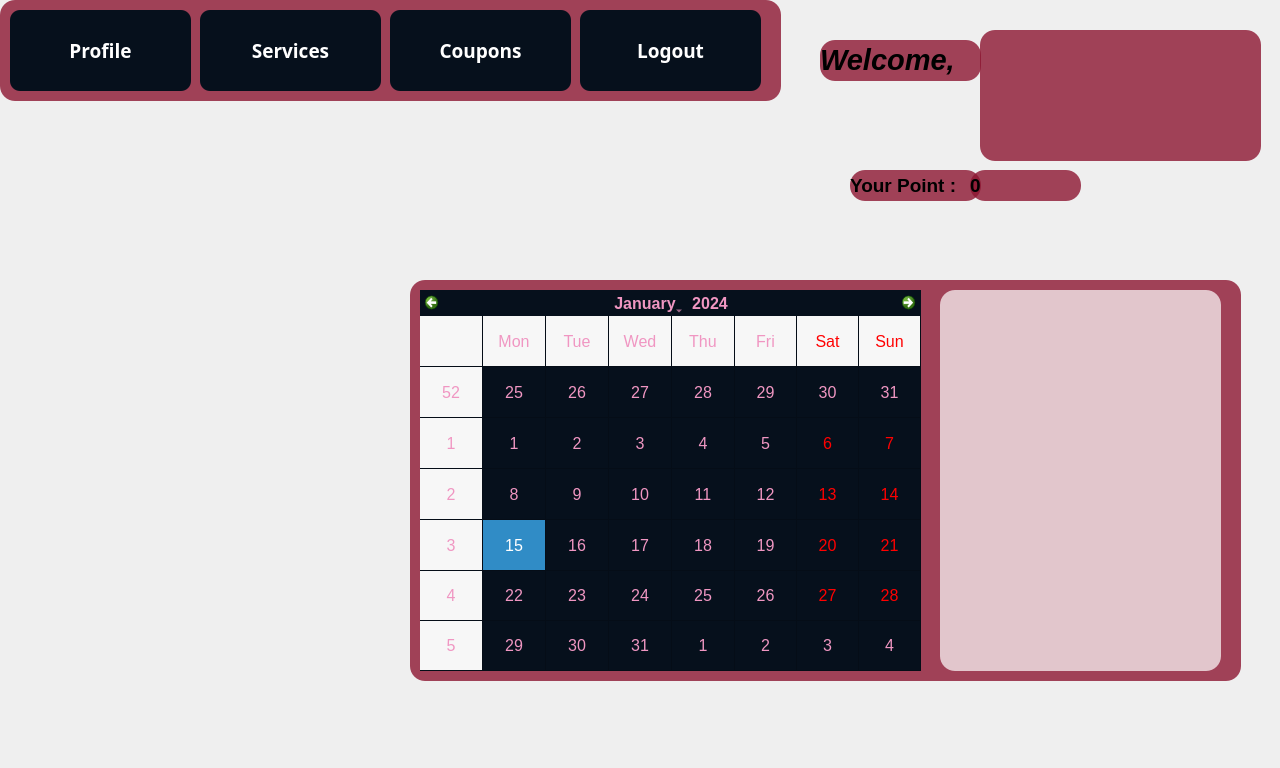
The window that consumer.ui (ShadiMi/Group27_hApp_project) describes before a commit, drawn with Qt 5.
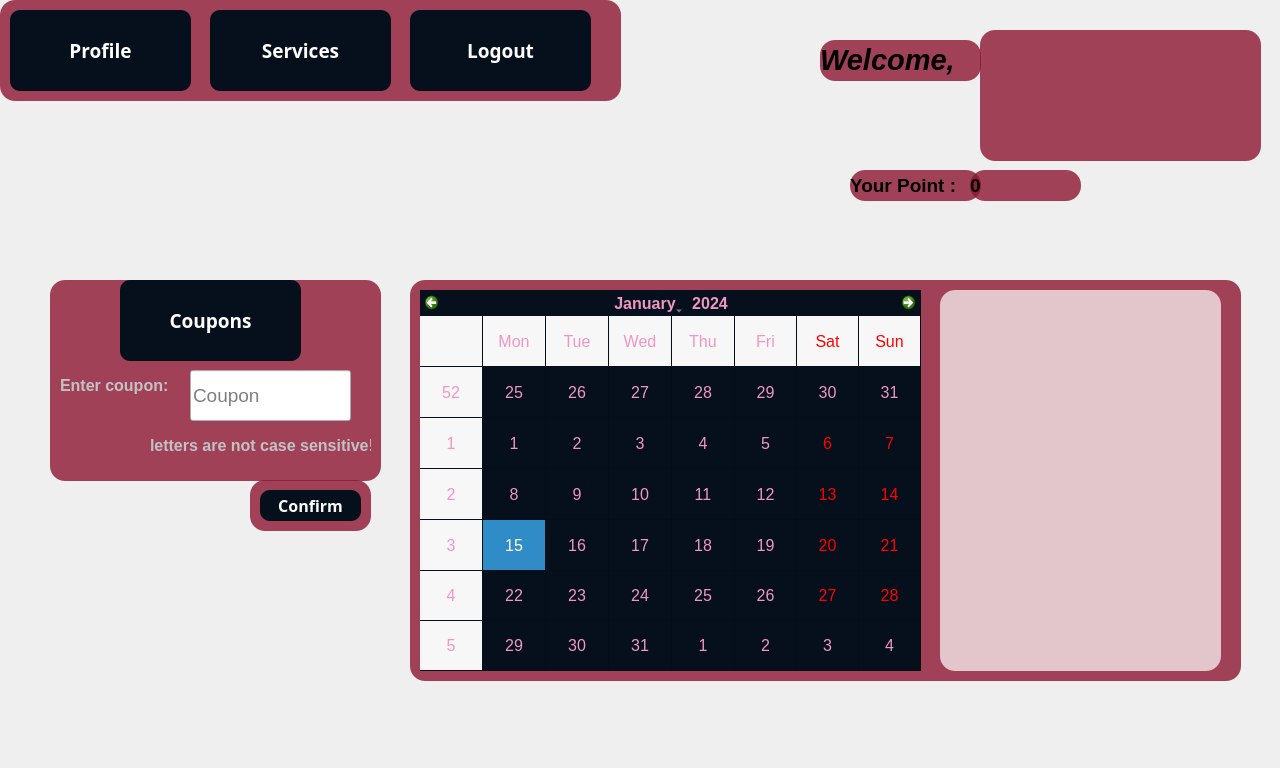
The same window after the commit.

Commit message: add consumer coupon, admin points additon functionalities, updated some design

Diff of the .ui file:
```diff
--- a/consumer.ui
+++ b/consumer.ui
@@ -189,7 +189,7 @@
     <rect>
      <x>0</x>
      <y>0</y>
-     <width>781</width>
+     <width>621</width>
      <height>101</height>
     </rect>
    </property>
@@ -241,7 +241,7 @@
    <widget class="QPushButton" name="cservicesB">
     <property name="geometry">
      <rect>
-      <x>200</x>
+      <x>210</x>
       <y>10</y>
       <width>181</width>
       <height>81</height>
@@ -251,7 +251,6 @@
      <font>
       <family>century gothic</family>
       <pointsize>14</pointsize>
-      <weight>75</weight>
       <bold>true</bold>
      </font>
     </property>
@@ -277,49 +276,10 @@
      <string>Services</string>
     </property>
    </widget>
-   <widget class="QPushButton" name="ccoupon">
-    <property name="geometry">
-     <rect>
-      <x>390</x>
-      <y>10</y>
-      <width>181</width>
-      <height>81</height>
-     </rect>
-    </property>
-    <property name="font">
-     <font>
-      <family>century gothic</family>
-      <pointsize>14</pointsize>
-      <weight>75</weight>
-      <bold>true</bold>
-     </font>
-    </property>
-    <property name="styleSheet">
-     <string notr="true">QPushButton
-{
-color:white;
-border-radius:10px;
-}
-QPushButton:hover
-{
-color:#333;
-border-radius:10px;
-background:#49ebff;
-}
-QPushButton
-
-{
-background:rgba(6, 16, 28,1);
-}</string>
-    </property>
-    <property name="text">
-     <string>Coupons</string>
-    </property>
-   </widget>
    <widget class="QPushButton" name="clogout">
     <property name="geometry">
      <rect>
-      <x>580</x>
+      <x>410</x>
       <y>10</y>
       <width>181</width>
       <height>81</height>
@@ -329,7 +289,6 @@
      <font>
       <family>century gothic</family>
       <pointsize>14</pointsize>
-      <weight>75</weight>
       <bold>true</bold>
      </font>
     </property>
@@ -356,6 +315,167 @@
     </property>
    </widget>
   </widget>
+  <widget class="QFrame" name="frame_3">
+   <property name="geometry">
+    <rect>
+     <x>50</x>
+     <y>280</y>
+     <width>331</width>
+     <height>201</height>
+    </rect>
+   </property>
+   <property name="frameShape">
+    <enum>QFrame::StyledPanel</enum>
+   </property>
+   <property name="frameShadow">
+    <enum>QFrame::Raised</enum>
+   </property>
+   <widget class="QLineEdit" name="couponF">
+    <property name="geometry">
+     <rect>
+      <x>140</x>
+      <y>90</y>
+      <width>161</width>
+      <height>51</height>
+     </rect>
+    </property>
+    <property name="font">
+     <font>
+      <pointsize>14</pointsize>
+      <bold>false</bold>
+     </font>
+    </property>
+    <property name="placeholderText">
+     <string>Coupon</string>
+    </property>
+   </widget>
+   <widget class="QLabel" name="cpnL">
+    <property name="geometry">
+     <rect>
+      <x>10</x>
+      <y>90</y>
+      <width>131</width>
+      <height>31</height>
+     </rect>
+    </property>
+    <property name="styleSheet">
+     <string notr="true">background:transparent
+</string>
+    </property>
+    <property name="text">
+     <string>&lt;html&gt;&lt;head/&gt;&lt;body&gt;&lt;p&gt;&lt;span style=&quot; font-size:12pt; font-weight:700; color:#c2c2c2;&quot;&gt;Enter coupon:&lt;/span&gt;&lt;/p&gt;&lt;/body&gt;&lt;/html&gt;</string>
+    </property>
+   </widget>
+   <widget class="QPushButton" name="ccoupon">
+    <property name="geometry">
+     <rect>
+      <x>70</x>
+      <y>0</y>
+      <width>181</width>
+      <height>81</height>
+     </rect>
+    </property>
+    <property name="font">
+     <font>
+      <family>century gothic</family>
+      <pointsize>14</pointsize>
+      <bold>true</bold>
+     </font>
+    </property>
+    <property name="styleSheet">
+     <string notr="true">QPushButton
+{
+color:white;
+border-radius:10px;
+}
+QPushButton:hover
+{
+color:#333;
+border-radius:10px;
+background:#49ebff;
+}
+QPushButton
+
+{
+background:rgba(6, 16, 28,1);
+}</string>
+    </property>
+    <property name="text">
+     <string>Coupons</string>
+    </property>
+   </widget>
+   <widget class="QLabel" name="cpnInstructionL">
+    <property name="geometry">
+     <rect>
+      <x>100</x>
+      <y>150</y>
+      <width>221</width>
+      <height>31</height>
+     </rect>
+    </property>
+    <property name="styleSheet">
+     <string notr="true">background:transparent
+</string>
+    </property>
+    <property name="text">
+     <string>&lt;html&gt;&lt;head/&gt;&lt;body&gt;&lt;p&gt;&lt;span style=&quot; font-size:12pt; font-weight:700; color:#c2c2c2;&quot;&gt;letters are not case sensitive!&lt;/span&gt;&lt;/p&gt;&lt;/body&gt;&lt;/html&gt;</string>
+    </property>
+   </widget>
+  </widget>
+  <widget class="QFrame" name="frame_4">
+   <property name="geometry">
+    <rect>
+     <x>250</x>
+     <y>480</y>
+     <width>121</width>
+     <height>51</height>
+    </rect>
+   </property>
+   <property name="frameShape">
+    <enum>QFrame::StyledPanel</enum>
+   </property>
+   <property name="frameShadow">
+    <enum>QFrame::Raised</enum>
+   </property>
+   <widget class="QPushButton" name="confirmBtn">
+    <property name="geometry">
+     <rect>
+      <x>10</x>
+      <y>10</y>
+      <width>101</width>
+      <height>31</height>
+     </rect>
+    </property>
+    <property name="font">
+     <font>
+      <family>century gothic</family>
+      <pointsize>12</pointsize>
+      <bold>true</bold>
+     </font>
+    </property>
+    <property name="styleSheet">
+     <string notr="true">QPushButton
+{
+color:white;
+border-radius:10px;
+}
+QPushButton:hover
+{
+color:#333;
+border-radius:10px;
+background:#49ebff;
+}
+QPushButton
+
+{
+background:rgba(6, 16, 28,1);
+}</string>
+    </property>
+    <property name="text">
+     <string>Confirm</string>
+    </property>
+   </widget>
+  </widget>
  </widget>
  <resources/>
  <connections/>
```
Left out of the diff: 5 changed lines with no effect on the pictures. The commit also changes 20 other files.
